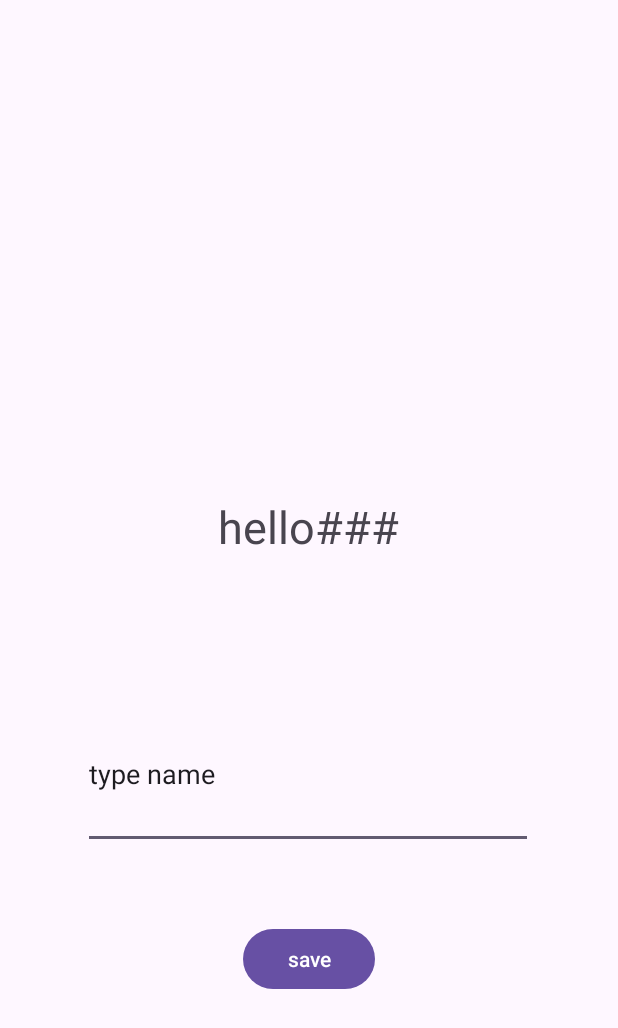
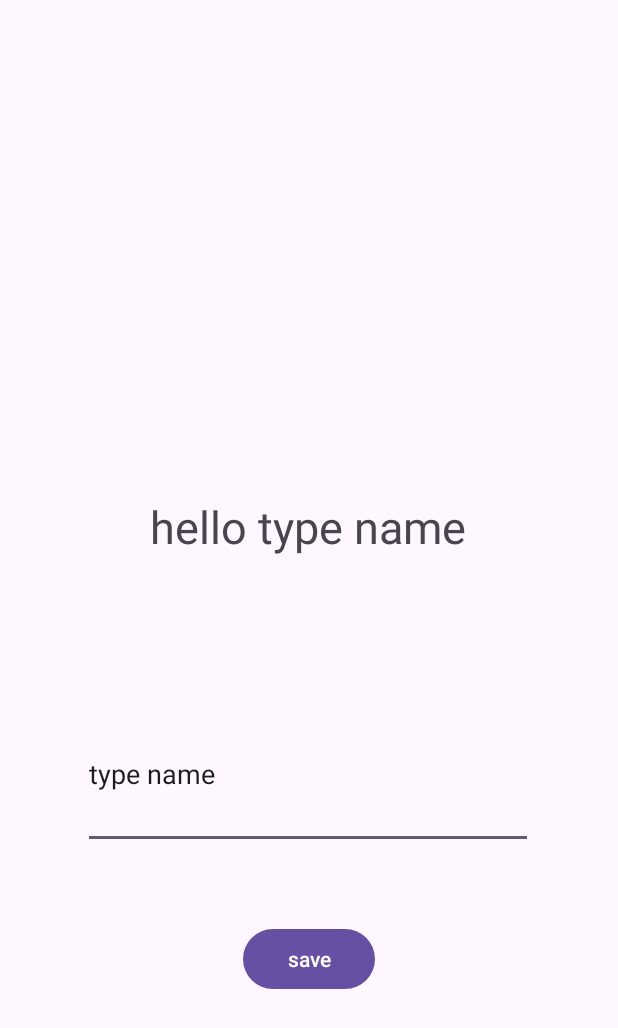
Before and after one commit to BenGaist/jojo, an Android app: the screen it shows after launch (MainActivity), after a tap on "save", on a phone screen of 412 x 824 dp. Shown: the top 1028 px of the screen. Run offline under Robolectric (Android 15) with nearby library versions, the phone set to English and light mode, and no system bars.

Commit message:
finale finale commit

```diff
--- a/app/src/main/java/com/example/myapplication/MainActivity.java
+++ b/app/src/main/java/com/example/myapplication/MainActivity.java
@@ -47,7 +47,7 @@ public class MainActivity extends AppCompatActivity {
                     SharedPreferences.Editor editor = sharedPreferences.edit();
                     editor.putString("username", username);
                     editor.apply();
-                    helloTxt.setText("hello"+sharedPreferences.getString("username","###"));
+                    helloTxt.setText("hello "+sharedPreferences.getString("username","###"));
 
 
             }
--- a/app/src/main/res/layout/activity_main.xml
+++ b/app/src/main/res/layout/activity_main.xml
@@ -7,12 +7,7 @@
     android:layout_height="match_parent"
     tools:context=".MainActivity">
 
-    <androidx.constraintlayout.widget.ConstraintLayout
-        android:id="@+id/edit"
-        android:layout_width="match_parent"
-        android:layout_height="match_parent"
-        tools:layout_editor_absoluteX="-16dp"
-        tools:layout_editor_absoluteY="-123dp">
+
 
         <TextView
             android:id="@+id/txtview"
@@ -40,17 +35,15 @@
 
 
     <EditText
+        android:id="@+id/edit"
         android:layout_width="300dp"
         android:layout_height="100dp"
+        android:text="type name"
         app:layout_constraintBottom_toTopOf="@+id/save"
         app:layout_constraintEnd_toEndOf="parent"
         app:layout_constraintHorizontal_bias="0.495"
         app:layout_constraintStart_toStartOf="parent"
         app:layout_constraintTop_toTopOf="parent"
-            app:layout_constraintVertical_bias="0.904"
-            android:text="type name"/>
+        app:layout_constraintVertical_bias="0.904" />
 
     </androidx.constraintlayout.widget.ConstraintLayout>
-
-
-</androidx.constraintlayout.widget.ConstraintLayout>
```
Lines whose indentation alone changed are shown as unchanged.
